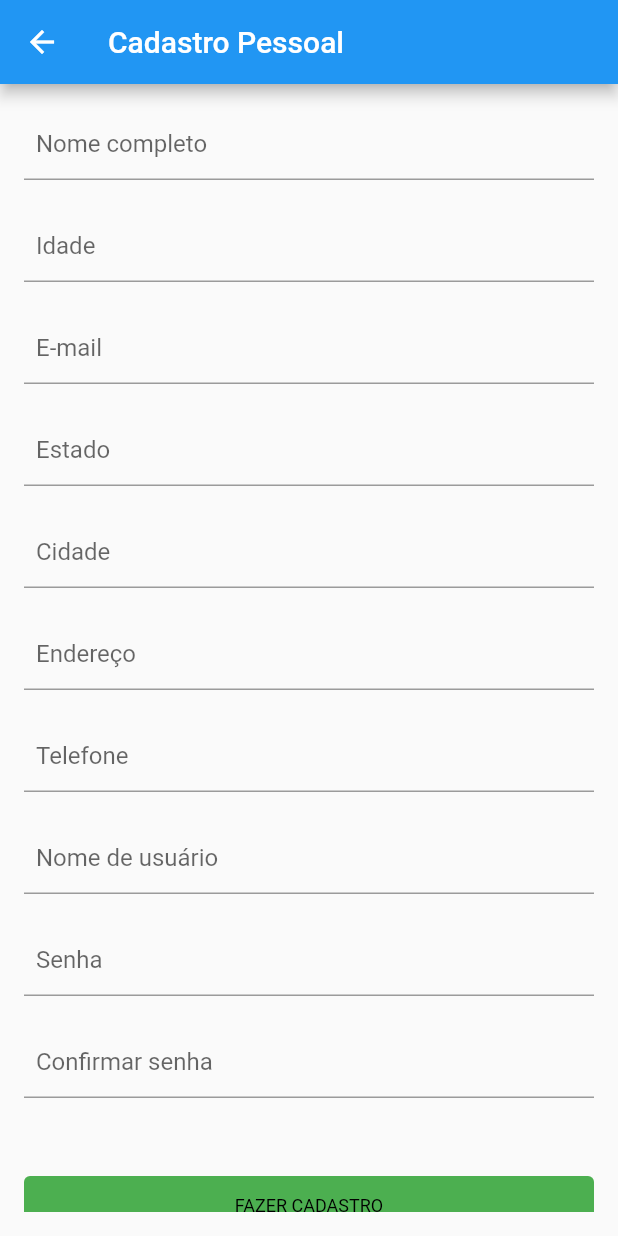
After one commit to mjsil/meau_app, a Flutter app: the screen it shows after launch, after a tap on "CADASTRAR", on a phone screen of 412 x 824 dp. The commit adds this screen. Run offline on Flutter 3.47's test engine with Material 2 defaults, Android fonts, the phone set to English and light mode, and no system bars; our stand-ins replace cloud_firestore, firebase_auth, firebase_core; accounts and stored records are empty; network calls fail.

Commit message:
feat: release version 0.1

```diff
--- /dev/null
+++ b/lib/screens/SignIn/index.dart
@@ -0,0 +1,134 @@
+import 'package:firebase_auth/firebase_auth.dart';
+import 'package:flutter/material.dart';
+
+import '../Home/index.dart';
+import '../SignUp/index.dart';
+
+class SignInScreen extends StatelessWidget {
+  const SignInScreen({super.key});
+
+  @override
+  Widget build(BuildContext context) {
+    return const Scaffold(
+      body: SignInForm()
+    );
+  }
+}
+
+class SignInForm extends StatefulWidget {
+  const SignInForm({super.key});
+
+  @override
+  CompleteForm createState() {
+    return CompleteForm();
+  }
+}
+
+class CompleteForm extends State {
+  final _formKey = GlobalKey<FormState>();
+  final _emailController = TextEditingController();
+  final _passwordController = TextEditingController();
+
+  @override
+  Widget build(BuildContext context) {
+    return Form(
+      key: _formKey,
+      child: Container(
+        padding: const EdgeInsets.all(16),
+        child: ListView(
+          children: <Widget>[
+            TextFormField(
+              controller: _emailController,
+              keyboardType: TextInputType.text,
+              decoration: const InputDecoration(
+                  hintText: "Email",
+                  contentPadding: EdgeInsets.all(8),
+                  labelStyle: TextStyle(
+                    color: Colors.black,
+                    fontSize: 14,
+                  )),
+            ),
+
+            const SizedBox(height: 20),
+
+            TextFormField(
+              controller: _passwordController,
+              keyboardType: TextInputType.text,
+              obscureText: true,
+              decoration: const InputDecoration(
+                  hintText: "Senha",
+                  contentPadding: EdgeInsets.all(8),
+                  labelStyle: TextStyle(
+                    color: Colors.black,
+                    fontSize: 14,
+                  )),
+            ),
+
+            const SizedBox(height: 52),
+
+            SizedBox(
+              width: 232,
+              height: 40,
+              child: TextButton(
+                style: TextButton.styleFrom(
+                  backgroundColor: Colors.green,
+                  foregroundColor: Colors.black,
+                  textStyle: const TextStyle(
+                    fontSize: 12,
+                  ),
+                ),
+                onPressed: () => sigIn(),
+                child: const Text("ENTRAR"),
+              ),
+            ),
+
+            const SizedBox(height: 52),
+
+            SizedBox(
+              width: 232,
+              height: 40,
+              child: TextButton(
+                style: TextButton.styleFrom(
+                  backgroundColor: Colors.blue,
+                  foregroundColor: Colors.black,
+                  textStyle: const TextStyle(
+                    fontSize: 12,
+                  ),
+                ),
+                onPressed: () => Navigator.push(
+                  context,
+                  MaterialPageRoute(builder: (context) => const SignUpScreen()),
+                ),
+                child: const Text("CADASTRAR"),
+              ),
+            ),
+          ],
+        ),
+      ) ,
+    );
+  }
+
+  void navigationHomeScreen () {
+    Navigator.push(
+      context,
+      MaterialPageRoute(builder: (context) => const HomeScreen()),
+    );
+  }
+
+  void sigIn() async {
+    try {
+      await FirebaseAuth.instance.signInWithEmailAndPassword(
+        email: _emailController.text,
+        password: _passwordController.text,
+      );
+
+      navigationHomeScreen();
+    } catch (error) {
+      const snackBar = SnackBar(
+        content: Text('Error!'),
+      );
+
+      ScaffoldMessenger.of(context).showSnackBar(snackBar);
+    }
+  }
+}
--- /dev/null
+++ b/lib/screens/SignUp/index.dart
@@ -0,0 +1,231 @@
+import 'package:cloud_firestore/cloud_firestore.dart';
+import 'package:flutter/material.dart';
+import 'package:uuid/uuid.dart';
+
+
+class SignUpScreen extends StatelessWidget {
+  const SignUpScreen({super.key});
+
+  @override
+  Widget build(BuildContext context) {
+    return Scaffold(
+      appBar: AppBar(
+        title: const Text('Cadastro Pessoal'),
+      ),
+      body: const SignUpForm()
+    );
+  }
+}
+
+class SignUpForm extends StatefulWidget {
+  const SignUpForm({super.key});
+
+  @override
+  CompleteForm createState() {
+    return CompleteForm();
+  }
+}
+
+class CompleteForm extends State {
+  FirebaseFirestore db = FirebaseFirestore.instance;
+
+  final _formKey = GlobalKey<FormState>();
+  final _nameController = TextEditingController();
+  final _ageController = TextEditingController();
+  final _emailController = TextEditingController();
+  final _stateController = TextEditingController();
+  final _cityController = TextEditingController();
+  final _addressController = TextEditingController();
+  final _phoneController = TextEditingController();
+
+  @override
+  Widget build(BuildContext context) {
+    return Form(
+      key: _formKey,
+      child: Container(
+        padding: const EdgeInsets.all(16),
+        child: ListView(
+          children: <Widget>[
+            TextFormField(
+              controller: _nameController,
+              keyboardType: TextInputType.text,
+              decoration: const InputDecoration(
+                  hintText: "Nome completo",
+                  contentPadding: EdgeInsets.all(8),
+                  labelStyle: TextStyle(
+                    color: Colors.black,
+                    fontSize: 14,
+                  )),
+            ),
+
+            const SizedBox(height: 20),
+
+            TextFormField(
+              controller: _ageController,
+              keyboardType: TextInputType.number,
+              decoration: const InputDecoration(
+                  hintText: "Idade",
+                  contentPadding: EdgeInsets.all(8),
+                  labelStyle: TextStyle(
+                    color: Colors.black,
+                    fontSize: 14,
+                  )),
+            ),
+
+            const SizedBox(height: 20),
+
+            TextFormField(
+              controller: _emailController,
+              keyboardType: TextInputType.emailAddress,
+              decoration: const InputDecoration(
+                  hintText: "E-mail",
+                  contentPadding: EdgeInsets.all(8),
+                  labelStyle: TextStyle(
+                    color: Colors.black,
+                    fontSize: 14,
+                  )),
+            ),
+
+            const SizedBox(height: 20),
+
+            TextFormField(
+              controller: _stateController,
+              keyboardType: TextInputType.text,
+              decoration: const InputDecoration(
+                  hintText: "Estado",
+                  contentPadding: EdgeInsets.all(8),
+                  labelStyle: TextStyle(
+                    color: Colors.black,
+                    fontSize: 14,
+                  )),
+            ),
+
+            const SizedBox(height: 20),
+
+            TextFormField(
+              controller: _cityController,
+              keyboardType: TextInputType.text,
+              decoration: const InputDecoration(
+                  hintText: "Cidade",
+                  contentPadding: EdgeInsets.all(8),
+                  labelStyle: TextStyle(
+                    color: Colors.black,
+                    fontSize: 14,
+                  )),
+            ),
+
+            const SizedBox(height: 20),
+
+            TextFormField(
+              controller: _addressController,
+              keyboardType: TextInputType.text,
+              decoration: const InputDecoration(
+                  hintText: "Endereço",
+                  contentPadding: EdgeInsets.all(8),
+                  labelStyle: TextStyle(
+                    color: Colors.black,
+                    fontSize: 14,
+                  )),
+            ),
+
+            const SizedBox(height: 20),
+
+            TextFormField(
+              controller: _phoneController,
+              keyboardType: TextInputType.number,
+              decoration: const InputDecoration(
+                  hintText: "Telefone",
+                  contentPadding: EdgeInsets.all(8),
+                  labelStyle: TextStyle(
+                    color: Colors.black,
+                    fontSize: 14,
+                  )),
+            ),
+
+            const SizedBox(height: 20),
+
+            TextFormField(
+              controller: _phoneController,
+              keyboardType: TextInputType.text,
+              decoration: const InputDecoration(
+                  hintText: "Nome de usuário",
+                  contentPadding: EdgeInsets.all(8),
+                  labelStyle: TextStyle(
+                    color: Colors.black,
+                    fontSize: 14,
+                  )),
+            ),
+
+            const SizedBox(height: 20),
+
+            TextFormField(
+              controller: _phoneController,
+              keyboardType: TextInputType.text,
+              obscureText: true,
+              decoration: const InputDecoration(
+                  hintText: "Senha",
+                  contentPadding: EdgeInsets.all(8),
+                  labelStyle: TextStyle(
+                    color: Colors.black,
+                    fontSize: 14,
+                  )),
+            ),
+
+            const SizedBox(height: 20),
+
+            TextFormField(
+              controller: _phoneController,
+              keyboardType: TextInputType.text,
+              obscureText: true,
+              decoration: const InputDecoration(
+                  hintText: "Confirmar senha",
+                  contentPadding: EdgeInsets.all(8),
+                  labelStyle: TextStyle(
+                    color: Colors.black,
+                    fontSize: 14,
+                  )),
+            ),
+
+            const SizedBox(height: 52),
+
+            SizedBox(
+              width: 232,
+              height: 40,
+              child: TextButton(
+                style: TextButton.styleFrom(
+                  backgroundColor: Colors.green,
+                  foregroundColor: Colors.black,
+                  textStyle: const TextStyle(
+                    fontSize: 12,
+                  ),
+                ),
+                onPressed: () => signUp(),
+                child: const Text("FAZER CADASTRO"),
+              ),
+            ),
+          ],
+        ),
+      ),
+    );
+  }
+
+  void signUp() {
+    String id = const Uuid().v1();
+
+    db.collection('people').doc(id).set({
+      'name': _nameController.text,
+      'age': _ageController.text,
+      'email': _emailController.text,
+      'state': _stateController.text,
+      'city': _cityController.text,
+      'address': _addressController.text,
+      'phone': _phoneController.text,
+    });
+
+    const snackBar = SnackBar(
+      content: Text('Cadastro Realizado!'),
+    );
+
+    ScaffoldMessenger.of(context).showSnackBar(snackBar);
+  }
+}
```
Also changed, not shown: lib/main.dart (+5 -186 lines), lib/screens/AnimalRegistry/index.dart (added, +90 -0 lines), lib/screens/Home/index.dart (added, +39 -0 lines), lib/utils/firebase_options.dart (renamed from lib/firebase_options.dart).
